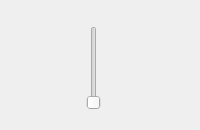
Above: ui/QueuedYouTubeVideo.ui from rnvandemark/sh_gui before the change. Below: the same form after it.
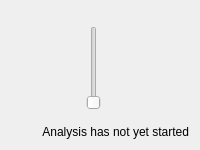
That is the form after the change. Custom widgets are drawn as their Qt base class.

Commit message: Added UI for audio analysis status.

What changed in the file:
```diff
--- a/ui/QueuedYouTubeVideo.ui
+++ b/ui/QueuedYouTubeVideo.ui
@@ -37,6 +37,16 @@
      </layout>
     </widget>
    </item>
+   <item>
+    <widget class="QLabel" name="analysis_status_lbl">
+     <property name="text">
+      <string>Analysis has not yet started</string>
+     </property>
+     <property name="alignment">
+      <set>AlignRight|AlignVCenter</set>
+     </property>
+    </widget>
+   </item>
   </layout>
  </widget>
  <customwidgets>
```
Left out of the diff: 2 changed lines with no effect on the pictures. The commit also changes 5 other files.
